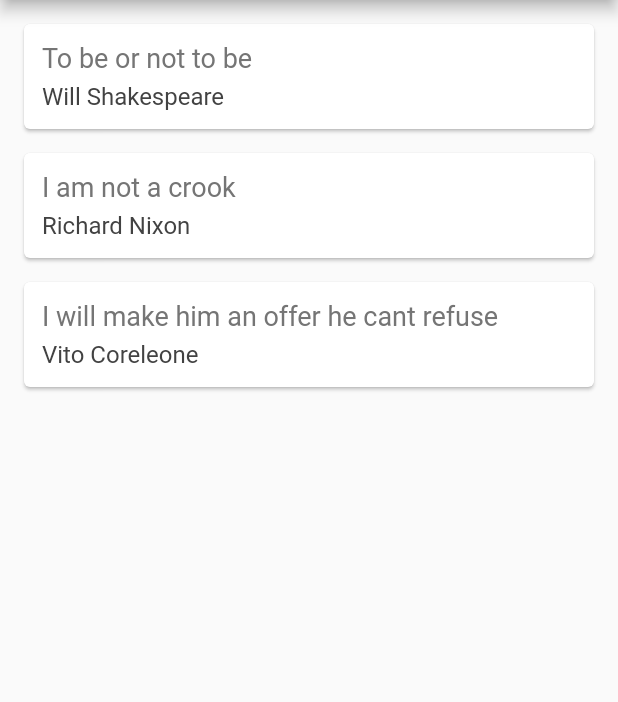
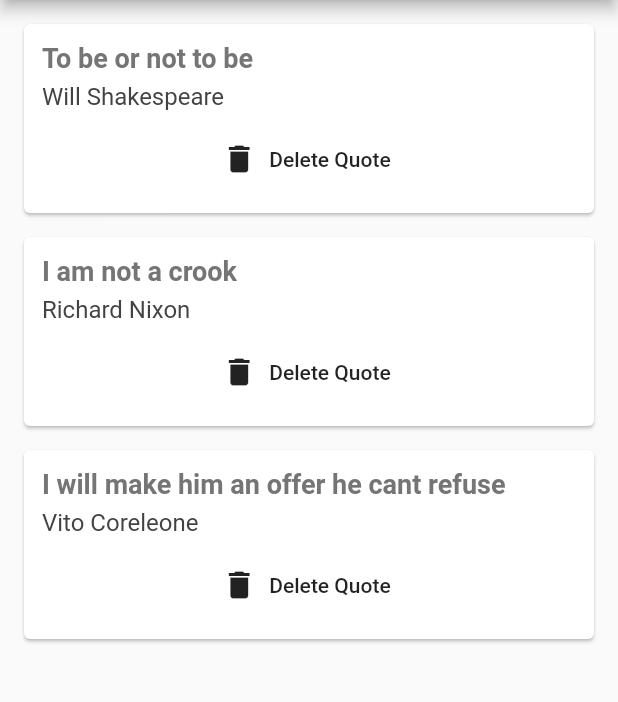
Before and after one commit to dougfoo/astudio-flutter, a Flutter app: the screen it shows after launch, on a phone screen of 412 x 824 dp, the part 84-786 px from its top. Run offline on Flutter 3.47's test engine with Material 2 defaults, Android fonts, the light colour scheme and no system bars; missing offline and left inert: dart:ffi.

Commit message:
lesson 21 card deletes finished

```diff
--- a/quotes/lib/main.dart
+++ b/quotes/lib/main.dart
@@ -1,5 +1,6 @@
 import 'package:flutter/material.dart';
 import 'quote.dart';
+import 'quote_card.dart';
 
 void main() => runApp(MaterialApp(
   home: QuoteList(),
@@ -17,37 +18,6 @@
     Quote('I will make him an offer he cant refuse','Vito Coreleone')
   ];
 
-  Widget quoteTemplate(quote) {
-    return Card(
-      margin: EdgeInsets.fromLTRB(16, 16, 16, 0),
-      child: Padding(
-        padding: const EdgeInsets.all(12.0),
-        child: Column(
-          crossAxisAlignment: CrossAxisAlignment.stretch,
-          children: <Widget>[
-            Text(
-              quote.text,
-              style: TextStyle(
-                fontSize: 18.0,
-                color: Colors.grey[600],
-              )
-            ),
-            SizedBox(
-              height: 6.0,
-            ),
-            Text (
-              quote.author,
-              style: TextStyle(
-                fontSize: 16.0,
-                color: Colors.grey[800],
-              )
-            ),
-          ]
-        ),
-      )
-    );
-  }
-
   @override
   Widget build(BuildContext context) {
     return Scaffold(
@@ -57,7 +27,15 @@
         backgroundColor: Colors.redAccent,
       ),
       body: Column(
-        children: quotes.map((quote) => quoteTemplate(quote)).toList(),
+        children: quotes.map((quote) => QuoteCard(
+            quote: quote,
+            delete: () {
+              setState(() {
+                quotes.remove(quote);
+              });
+            }
+        )).toList(),
+
       ),
     );
   }
--- /dev/null
+++ b/quotes/lib/quote_card.dart
@@ -0,0 +1,49 @@
+import 'package:flutter/material.dart';
+import 'quote.dart';
+
+class QuoteCard extends StatelessWidget {
+  final Quote quote;          // hmmm
+  final Function delete;
+  QuoteCard({ this.quote, this.delete });  // dont get this
+
+  @override
+  Widget build(BuildContext context) {
+    return Card(
+        margin: EdgeInsets.fromLTRB(16, 16, 16, 0),
+        child: Padding(
+          padding: const EdgeInsets.all(12.0),
+          child: Column(
+              crossAxisAlignment: CrossAxisAlignment.stretch,
+              children: <Widget>[
+                Text(
+                    quote.text,
+                    style: TextStyle(
+                      fontSize: 18.0,
+                      color: Colors.grey[600],
+                      fontWeight: FontWeight.bold,
+                    )
+                ),
+                SizedBox(
+                  height: 6.0,
+                ),
+                Text (
+                    quote.author,
+                    style: TextStyle(
+                      fontSize: 16.0,
+                      color: Colors.grey[800],
+                    )
+                ),
+                SizedBox(
+                  height: 8.0,
+                ),
+                FlatButton.icon (
+                  onPressed: delete,
+                  label: Text('Delete Quote'),
+                  icon: Icon(Icons.delete),
+                ),
+              ]
+          ),
+        )
+    );
+  }
+}
```
